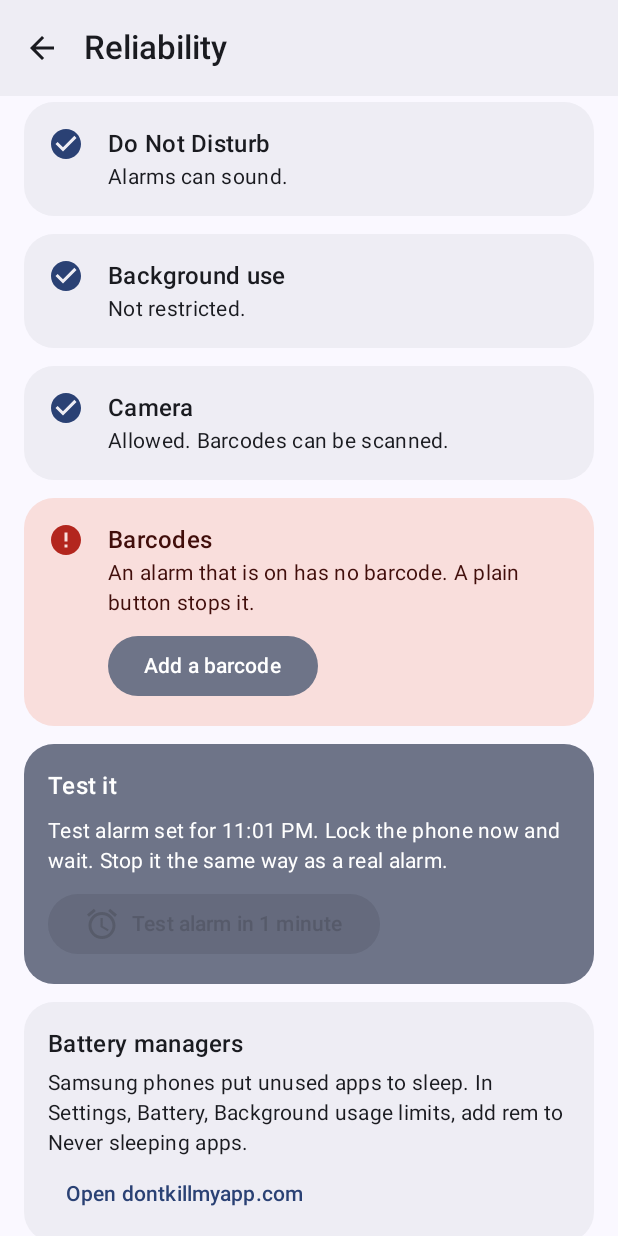
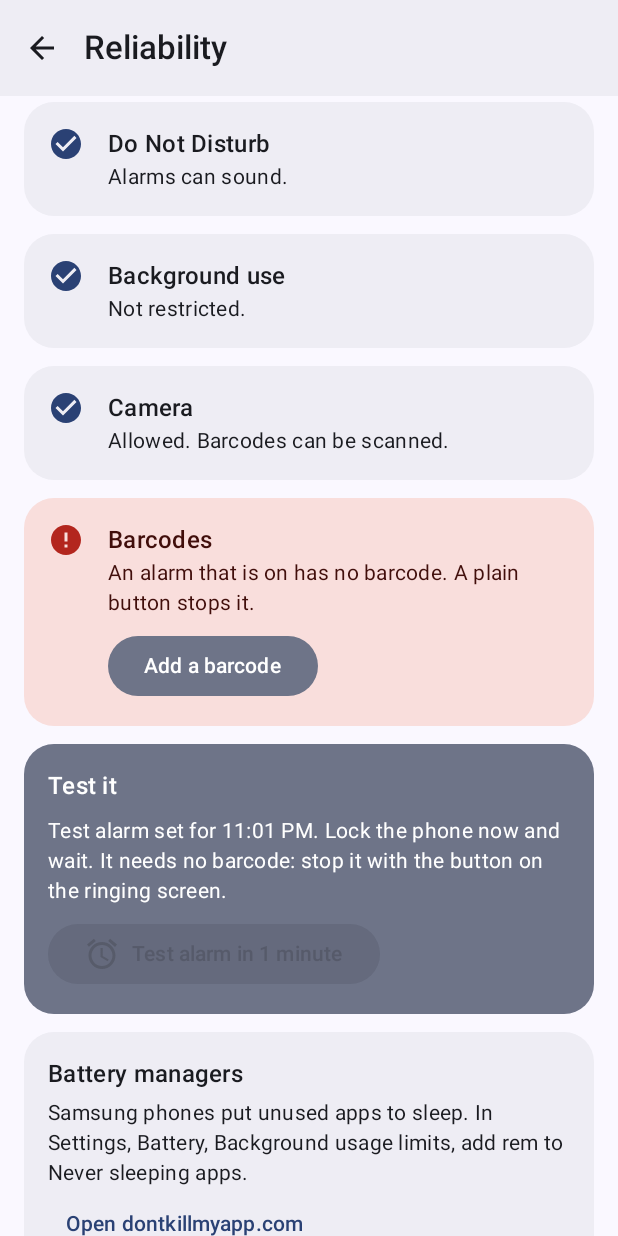
Before and after one commit to BalajiLeninrajan/rem, an Android app built with Jetpack Compose: the @Preview function ReliabilityPreview, scrolled down 532 dp, on a phone screen of 412 x 824 dp. Run offline under Robolectric (Android 15) with nearby library versions, the phone set to English and light mode, and no system bars.

Commit message:
Say that the test alarm needs no barcode
The test alarm has no stored alarm, so it never asks for a scan. Its
text said to stop it like a real alarm.

```diff
--- a/app/src/main/res/values/strings_ui.xml
+++ b/app/src/main/res/values/strings_ui.xml
@@ -202,7 +202,7 @@
     <string name="ui_test_alarm_title">Test it</string>
     <string name="ui_test_alarm_body">Sets a real alarm one minute from now. Press the button, then lock the phone and wait.</string>
     <!-- %s is a clock time. -->
-    <string name="ui_test_alarm_scheduled">Test alarm set for %s. Lock the phone now and wait. Stop it the same way as a real alarm.</string>
+    <string name="ui_test_alarm_scheduled">Test alarm set for %s. Lock the phone now and wait. It needs no barcode: stop it with the button on the ringing screen.</string>
     <string name="ui_test_alarm_refused">The test alarm was not set. This phone does not let rem set exact alarms. Fix the Exact alarms check above and try again.</string>
     <string name="ui_test_alarm_button">Test alarm in 1 minute</string>
     <string name="ui_oem_title">Battery managers</string>
```
Also changed, not shown: 1 other file.
